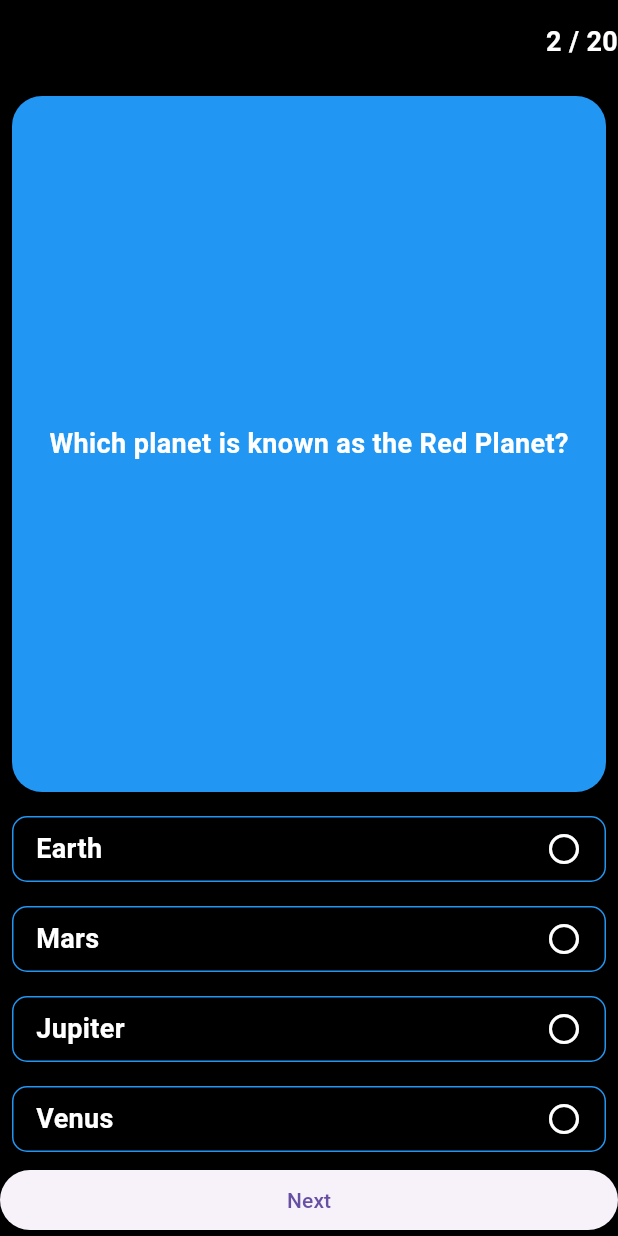
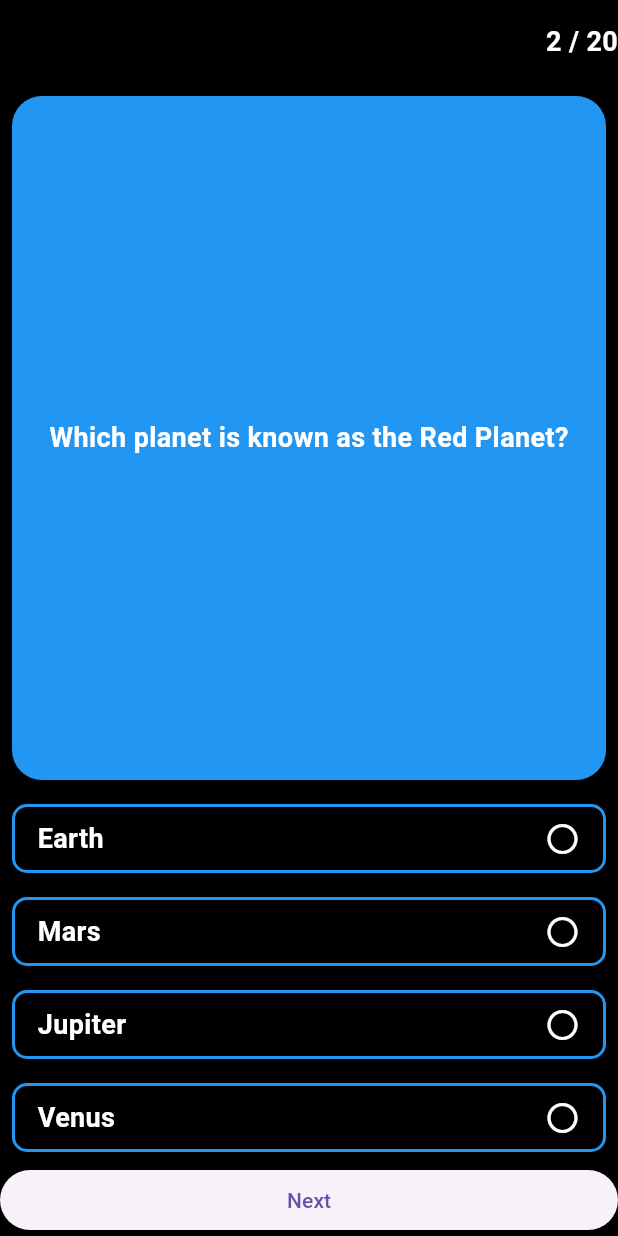
Before and after one commit to Afees01/quiz, a Flutter app: the screen it shows after launch, after a tap on "Next", on a phone screen of 412 x 824 dp. Run offline on Flutter 3.47's test engine with Material 3 defaults, Android fonts, the phone set to English and light mode, and no system bars.

Commit message:
last one more condition

```diff
--- a/lib/question_screen/question_screeen.dart
+++ b/lib/question_screen/question_screeen.dart
@@ -61,11 +61,7 @@ class _QuestionScreeenState extends State<QuestionScreeen> {
                   padding: EdgeInsets.symmetric(vertical: 8, horizontal: 15),
                   decoration: BoxDecoration(
                     borderRadius: BorderRadius.circular(10),
-                    border: Border.all(
-                      color: selectedAnswerindex == index
-                          ? Colors.red
-                          : Colors.blue,
-                    ),
+                    border: Border.all(color: getColor(index), width: 2),
                   ),
                   child: Row(
                     mainAxisAlignment: MainAxisAlignment.spaceBetween,
@@ -92,6 +88,7 @@ class _QuestionScreeenState extends State<QuestionScreeen> {
               Expanded(
                 child: ElevatedButton(
                   onPressed: () {
+                    selectedAnswerindex = null;
                     if (questionindex < DummyDb.questionList.length - 1) {
                       questionindex++;
                       setState(() {});
@@ -108,4 +105,21 @@ class _QuestionScreeenState extends State<QuestionScreeen> {
       ),
     );
   }
+
+  Color getColor(int currentIndex) {
+    if (selectedAnswerindex != null &&
+        currentIndex == DummyDb.questionList[questionindex]["answerIndex"]) {
+      return Colors.green;
+    }
+
+    if (selectedAnswerindex == currentIndex) if (selectedAnswerindex ==
+        DummyDb.questionList[questionindex]["answerIndex"]) {
+      return Colors.green;
+    } else {
+      return Colors.red;
+    }
+    else {
+      return Colors.blue;
+    }
+  }
 }
```
